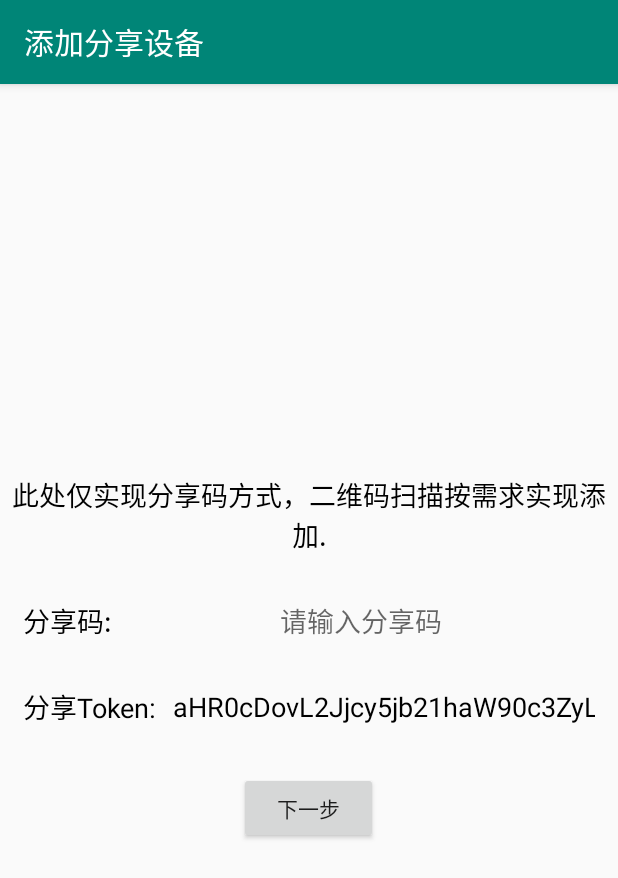
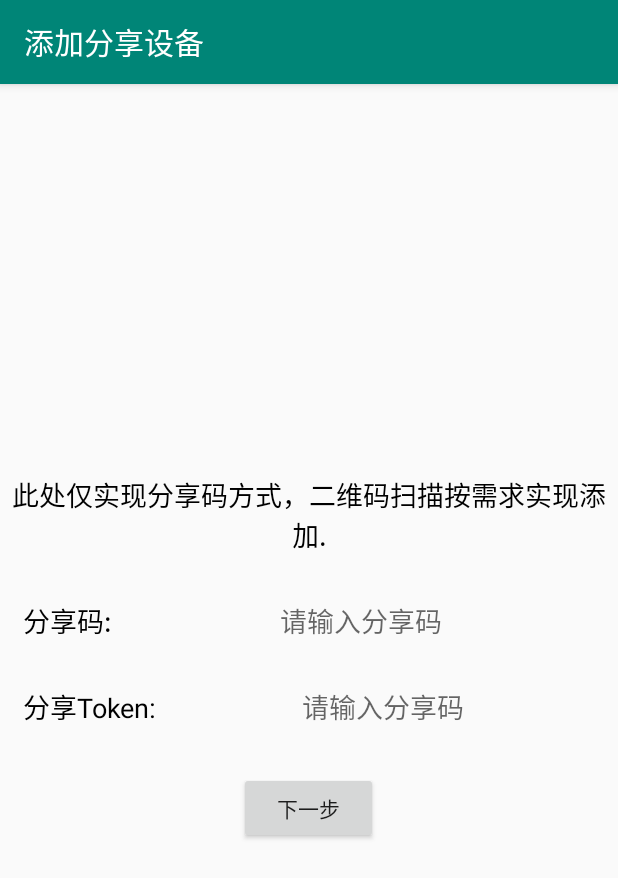
Before and after one commit to comaiotsdk/CatEyeSdkTest, an Android app: the AddShareDeviceActivity screen opened directly, with no data from a screen before it, on a phone screen of 412 x 824 dp. Shown: the top 878 px of the screen. Run offline under Robolectric (Android 15) with nearby library versions, the phone set to English and light mode, and no system bars; libraries missing offline, so code that uses them is left out: com.comaiot.net.

Commit message:
将xml文件中写死的分享token删除

```diff
--- a/DemoTest/src/main/res/layout/activity_add_share_device.xml
+++ b/DemoTest/src/main/res/layout/activity_add_share_device.xml
@@ -73,7 +73,7 @@
             android:paddingLeft="10dp"
             android:paddingRight="15dp"
             android:singleLine="true"
-            android:text="aHR0cDovL2Jjcy5jb21haW90c3ZyLmNvbS9pb3QvZ2V0U2Nhbi5waHA%2FdG9rZW49YTViY2NiYjI2OTQxNDNmMmIwMWM3NDlhYjRiNmFmZDE%3D"
+            android:text=""
             android:textColor="#000"
             android:textSize="18sp" />
 
```
